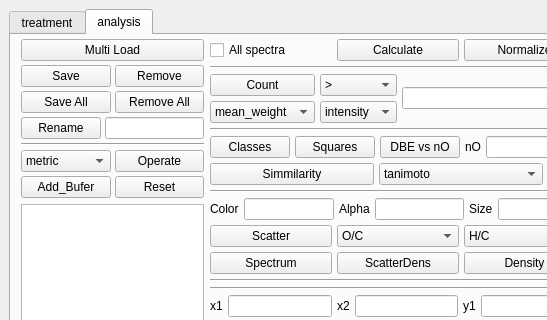
First picture: the form in gui_design.ui, repository NOMspectra/NOMspectra, before the edit; both pictures show x 0 to 547 and y 0 to 320 of the 739 by 740 pixel window.
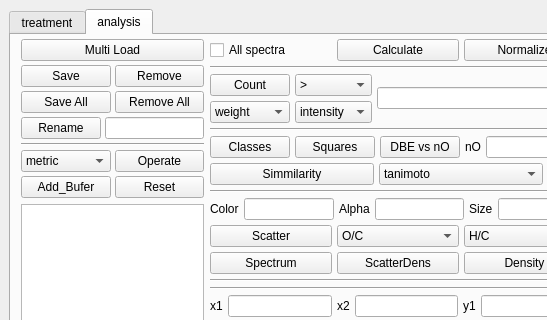
Second picture: the form after the edit.

What changed in the file:
```diff
--- a/gui_design.ui
+++ b/gui_design.ui
@@ -756,7 +756,7 @@
                 <widget class="QComboBox" name="func">
                  <item>
                   <property name="text">
-                   <string>mean_weight</string>
+                   <string>weight</string>
                   </property>
                  </item>
                  <item>
```
